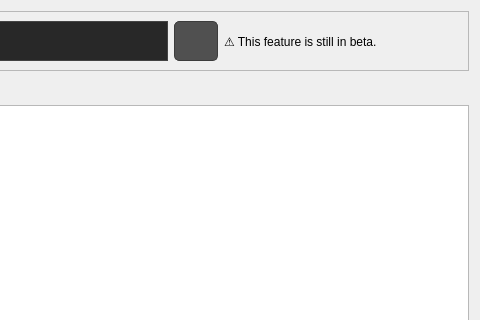
This is src/digest/ui/huggingface_page.ui in onnx/digestai as Qt 5 draws it before an edit; both pictures show x 365 to 845 and y 0 to 320 of the 845 by 600 pixel window. The edited form follows.
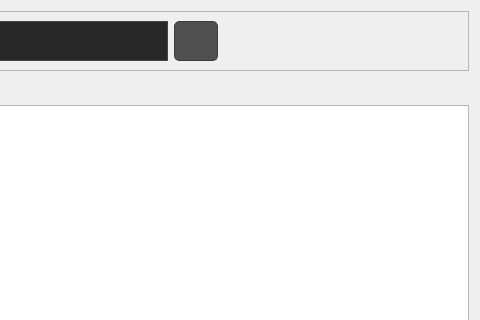
This is the edited form. Icons and pictures are not drawn. Custom widgets are drawn as their Qt base class.

Commit message: [Resolves] Finish Huggingface feature

The edit to the form file:
```diff
--- a/src/digest/ui/huggingface_page.ui
+++ b/src/digest/ui/huggingface_page.ui
@@ -179,19 +179,6 @@
         </property>
        </widget>
       </item>
-      <item>
-       <widget class="QLabel" name="hf_info_label_2">
-        <property name="styleSheet">
-         <string notr="true"/>
-        </property>
-        <property name="text">
-         <string>⚠️ This feature is still in beta. </string>
-        </property>
-        <property name="margin">
-         <number>10</number>
-        </property>
-       </widget>
-      </item>
       <item>
        <spacer name="horizontalSpacer">
         <property name="orientation">
```
The commit also changes 12 other files.
